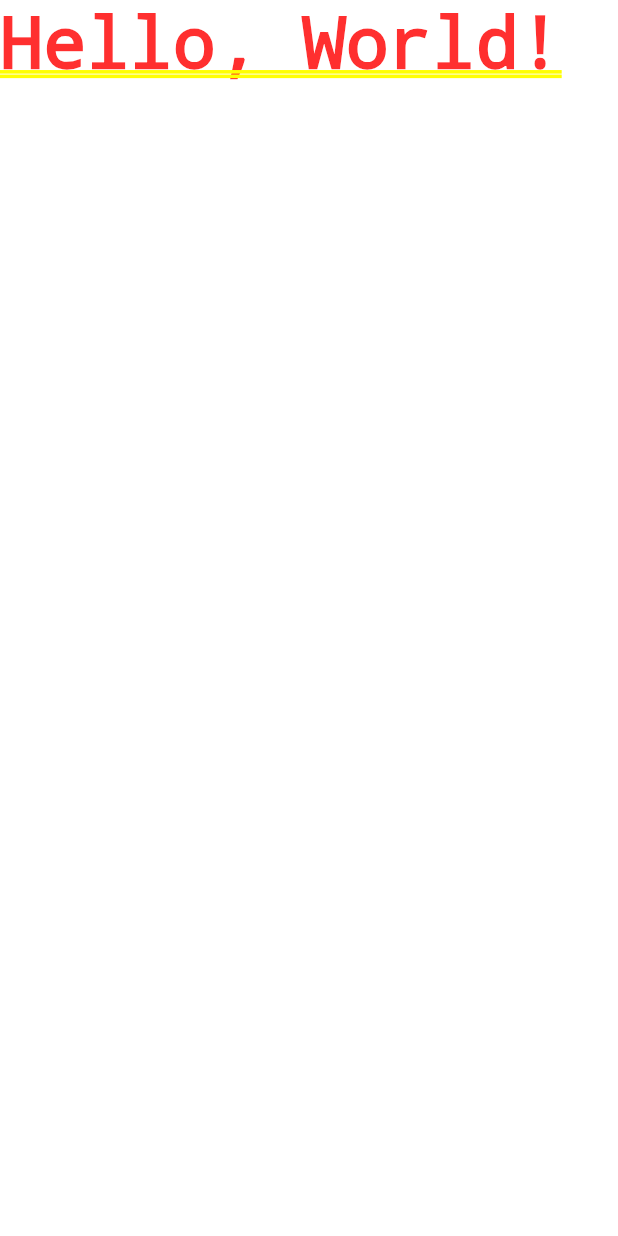
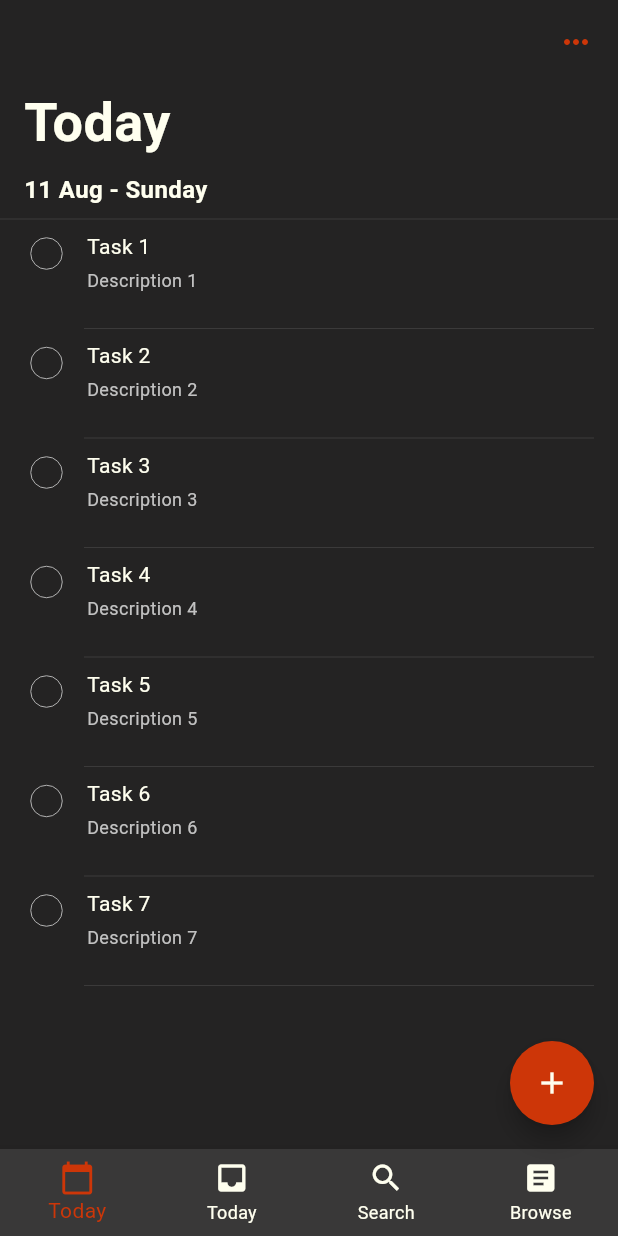
Before and after one commit to amaralfatah/flutter-todoist-clone-app-ex, a Flutter app: the screen it shows after launch, on a phone screen of 412 x 824 dp. Run offline on Flutter 3.47's test engine with Material 3 defaults, Android fonts, the phone set to English and light mode, and no system bars.

Commit message:
slicing tood home screen

```diff
--- a/lib/constants.dart
+++ b/lib/constants.dart
@@ -1,4 +1,5 @@
 import 'package:flutter/material.dart';
+import 'package:todoist_clone_app/data/todo.dart';
 
 class ColorPallete {
   static const black = Color(0xFF242323);
@@ -9,31 +10,13 @@ class ColorPallete {
 }
 
 class DummyData {
-  static const taskLists = [
-    {
-      'title': 'Task 1',
-      'description': 'Description 1',
-      'isChecked': false,
-    },
-    {
-      'title': 'Task 2',
-      'description': 'Description 2',
-      'isChecked': false,
-    },
-    {
-      'title': 'Task 3',
-      'description': 'Description 3',
-      'isChecked': false,
-    },
-    {
-      'title': 'Task 4',
-      'description': 'Description 4',
-      'isChecked': false,
-    },
-    {
-      'title': 'Task 5',
-      'description': 'Description 5',
-      'isChecked': false,
-    },
+  static final taskLists = [
+    Todo(title: 'Task 1', description: 'Description 1'),
+    Todo(title: 'Task 2', description: 'Description 2'),
+    Todo(title: 'Task 3', description: 'Description 3'),
+    Todo(title: 'Task 4', description: 'Description 4'),
+    Todo(title: 'Task 5', description: 'Description 5'),
+    Todo(title: 'Task 6', description: 'Description 6'),
+    Todo(title: 'Task 7', description: 'Description 7'),
   ];
 }
--- a/lib/data/todo.dart
+++ b/lib/data/todo.dart
@@ -27,21 +27,21 @@ class Todo {
     );
   }
 
-  factory Todo.fromJson(Map<String, dynamic> json) {
-    return Todo(
-      id: json['id'] as String,
-      title: json['title'] as String,
-      description: json['description'] as String,
-      isChecked: json['isChecked'] as bool,
-    );
-  }
+  // factory Todo.fromJson(Map<String, dynamic> json) {
+  //   return Todo(
+  //     id: json['id'] as String,
+  //     title: json['title'] as String,
+  //     description: json['description'] as String,
+  //     isChecked: json['isChecked'] as bool,
+  //   );
+  // }
 
-  Map<String, dynamic> toJson() {
-    return <String, dynamic>{
-      'id': id,
-      'title': title,
-      'description': description,
-      'isChecked': isChecked,
-    };
-  }
+  // Map<String, dynamic> toJson() {
+  //   return <String, dynamic>{
+  //     'id': id,
+  //     'title': title,
+  //     'description': description,
+  //     'isChecked': isChecked,
+  //   };
+  // }
 }
--- a/lib/main.dart
+++ b/lib/main.dart
@@ -1,4 +1,5 @@
 import 'package:flutter/material.dart';
+import 'package:todoist_clone_app/todo_home_screen.dart';
 
 void main() {
   runApp(const MyApp());
@@ -15,7 +16,8 @@ class MyApp extends StatelessWidget {
         colorScheme: ColorScheme.fromSeed(seedColor: Colors.deepPurple),
         useMaterial3: true,
       ),
-      home: const Text('Hello, World!'),
+      debugShowCheckedModeBanner: false,
+      home: const TodoHomeScreen(),
     );
   }
 }
--- /dev/null
+++ b/lib/todo_home_screen.dart
@@ -0,0 +1,98 @@
+import 'package:flutter/material.dart';
+import 'package:todoist_clone_app/constants.dart';
+import 'package:todoist_clone_app/widgets/bottom_nav_bar_widget.dart';
+import 'package:todoist_clone_app/widgets/todo_tile_widget.dart';
+
+class TodoHomeScreen extends StatefulWidget {
+  const TodoHomeScreen({super.key});
+
+  @override
+  State<TodoHomeScreen> createState() => _TodoHomeScreenState();
+}
+
+class _TodoHomeScreenState extends State<TodoHomeScreen> {
+  @override
+  Widget build(BuildContext context) {
+    return Scaffold(
+      backgroundColor: ColorPallete.black,
+      appBar: AppBar(
+        backgroundColor: ColorPallete.black,
+        actions: const [
+          Padding(
+            padding: EdgeInsets.symmetric(horizontal: 16.0),
+            child: Icon(
+              Icons.more_horiz_outlined,
+              color: ColorPallete.red,
+            ),
+          ),
+        ],
+      ),
+      body: Column(
+        crossAxisAlignment: CrossAxisAlignment.start,
+        children: [
+          const Padding(
+            padding: EdgeInsets.symmetric(horizontal: 16.0),
+            child: Text(
+              'Today',
+              style: TextStyle(
+                color: ColorPallete.white,
+                fontSize: 36.0,
+                fontWeight: FontWeight.bold,
+              ),
+            ),
+          ),
+          const SizedBox(
+            height: 8.0,
+          ),
+          const Padding(
+            padding: EdgeInsets.symmetric(horizontal: 16.0),
+            child: Text(
+              '11 Aug - Sunday',
+              style: TextStyle(
+                color: ColorPallete.white,
+                fontSize: 16.0,
+                fontWeight: FontWeight.bold,
+              ),
+            ),
+          ),
+          const Divider(
+            thickness: 0.1,
+            color: ColorPallete.grey,
+          ),
+          Expanded(
+            child: ListView.builder(
+              padding: const EdgeInsets.symmetric(horizontal: 16.0),
+              itemBuilder: (context, index) {
+                return Column(
+                  children: [
+                    TodoTileWidget(todo: DummyData.taskLists[index]),
+                    const SizedBox(
+                      height: 16.0,
+                    ),
+                    const Divider(
+                      thickness: 0.1,
+                      color: ColorPallete.grey,
+                      indent: 40.0,
+                    )
+                  ],
+                );
+              },
+              itemCount: DummyData.taskLists.length,
+            ),
+          ),
+        ],
+      ),
+      floatingActionButton: FloatingActionButton(
+        tooltip: 'Add Task',
+        shape: const CircleBorder(),
+        onPressed: () {},
+        backgroundColor: ColorPallete.red,
+        child: const Icon(
+          Icons.add,
+          color: ColorPallete.white,
+        ),
+      ),
+      bottomNavigationBar: const BottomNavBarWidget(),
+    );
+  }
+}
--- /dev/null
+++ b/lib/widgets/bottom_nav_bar_widget.dart
@@ -0,0 +1,75 @@
+import 'package:flutter/material.dart';
+
+import '../constants.dart';
+
+class BottomNavBarWidget extends StatefulWidget {
+  const BottomNavBarWidget({super.key});
+
+  @override
+  State<BottomNavBarWidget> createState() => _BottomNavBarWidgetState();
+}
+
+class _BottomNavBarWidgetState extends State<BottomNavBarWidget> {
+  int _selectedIndex = 0;
+  @override
+  Widget build(BuildContext context) {
+    return BottomNavigationBar(
+      type: BottomNavigationBarType.fixed,
+      backgroundColor: ColorPallete.blackLight,
+      items: const <BottomNavigationBarItem>[
+        BottomNavigationBarItem(
+          icon: Icon(
+            Icons.calendar_today,
+            color: ColorPallete.white,
+          ),
+          label: 'Today',
+          activeIcon: Icon(
+            Icons.calendar_today,
+            color: ColorPallete.red,
+          ),
+        ),
+        BottomNavigationBarItem(
+          icon: Icon(
+            Icons.inbox,
+            color: ColorPallete.white,
+          ),
+          label: 'Today',
+          activeIcon: Icon(
+            Icons.inbox,
+            color: ColorPallete.red,
+          ),
+        ),
+        BottomNavigationBarItem(
+          icon: Icon(
+            Icons.search,
+            color: ColorPallete.white,
+          ),
+          label: 'Search',
+          activeIcon: Icon(
+            Icons.search,
+            color: ColorPallete.red,
+          ),
+        ),
+        BottomNavigationBarItem(
+          icon: Icon(
+            Icons.article,
+            color: ColorPallete.white,
+          ),
+          label: 'Browse',
+          activeIcon: Icon(
+            Icons.article,
+            color: ColorPallete.red,
+          ),
+        ),
+      ],
+      selectedItemColor: ColorPallete.red,
+      unselectedItemColor: ColorPallete.white,
+      currentIndex: _selectedIndex,
+      onTap: (index) {
+        setState(() {
+          _selectedIndex = index;
+        });
+      },
+    );
+  }
+}
```
